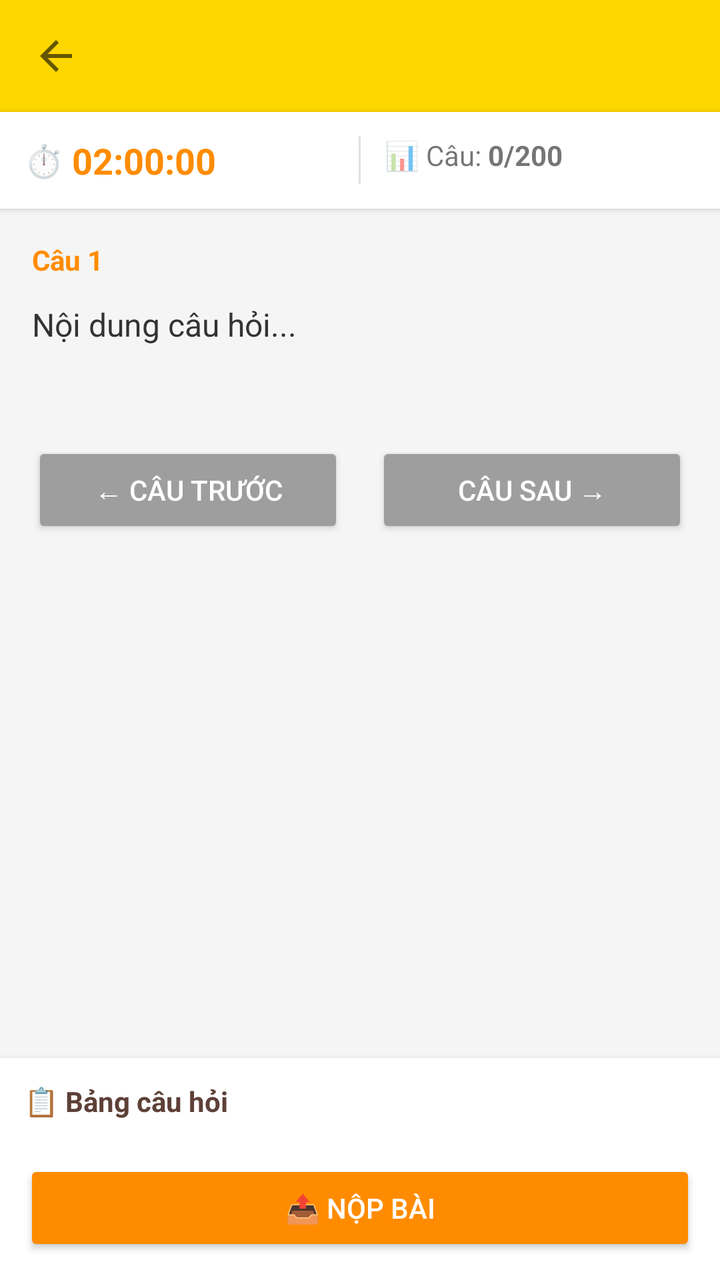
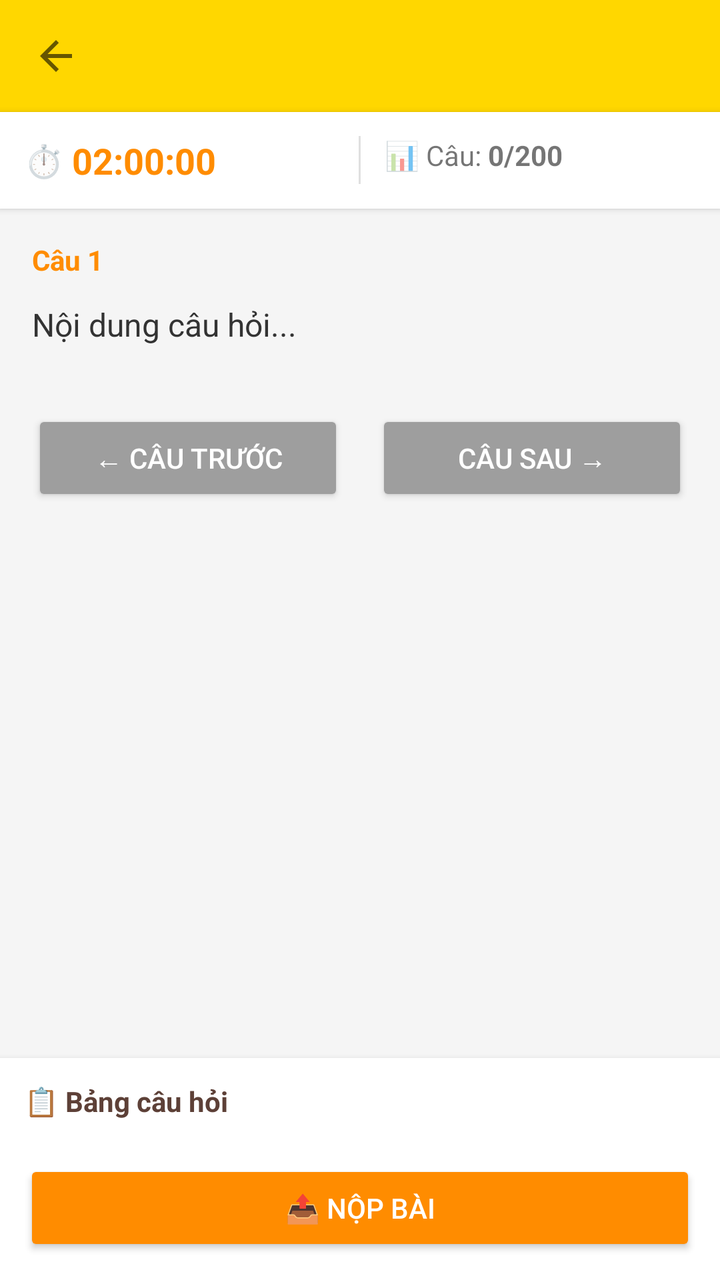

An Android layout rendered at two revisions. The XML below is the earlier revision; the diff shows what the commit changed to produce the second picture.
<!-- AndroidManifest.xml: application theme Theme.Sunflower -->
<!-- res/layout/activity_take_exam.xml -->
<?xml version="1.0" encoding="utf-8"?>
<LinearLayout xmlns:android="http://schemas.android.com/apk/res/android"
    xmlns:app="http://schemas.android.com/apk/res-auto"
    android:layout_width="match_parent"
    android:layout_height="match_parent"
    android:orientation="vertical"
    android:background="#F5F5F5">

    <androidx.appcompat.widget.Toolbar
        android:id="@+id/toolbar"
        android:layout_width="match_parent"
        android:layout_height="?attr/actionBarSize"
        android:background="@color/sunflower_yellow"
        app:titleTextColor="@android:color/white"
        app:navigationIcon="?attr/homeAsUpIndicator" />

    
    <LinearLayout
        android:layout_width="match_parent"
        android:layout_height="wrap_content"
        android:orientation="horizontal"
        android:padding="12dp"
        android:background="#FFFFFF"
        android:elevation="2dp">

        <LinearLayout
            android:layout_width="0dp"
            android:layout_height="wrap_content"
            android:layout_weight="1"
            android:orientation="horizontal"
            android:gravity="center_vertical">

            <TextView
                android:layout_width="wrap_content"
                android:layout_height="wrap_content"
                android:text="⏱️ "
                android:textSize="16sp" />

            <TextView
                android:id="@+id/tvTimer"
                android:layout_width="wrap_content"
                android:layout_height="wrap_content"
                android:text="02:00:00"
                android:textSize="18sp"
                android:textStyle="bold"
                android:textColor="@color/sunflower_orange" />

        </LinearLayout>

        <View
            android:layout_width="1dp"
            android:layout_height="24dp"
            android:background="#E0E0E0" />

        <LinearLayout
            android:layout_width="0dp"
            android:layout_height="wrap_content"
            android:layout_weight="1"
            android:orientation="horizontal"
            android:gravity="center_vertical"
            android:paddingStart="12dp">

            <TextView
                android:layout_width="wrap_content"
                android:layout_height="wrap_content"
                android:text="📊 Câu: "
                android:textSize="14sp" />

            <TextView
                android:id="@+id/tvQuestionCount"
                android:layout_width="wrap_content"
                android:layout_height="wrap_content"
                android:text="0/200"
                android:textSize="14sp"
                android:textStyle="bold" />

        </LinearLayout>

    </LinearLayout>

    
    <ScrollView
        android:id="@+id/scrollView"
        android:layout_width="match_parent"
        android:layout_height="0dp"
        android:layout_weight="1"
        android:padding="16dp">

        <LinearLayout
            android:layout_width="match_parent"
            android:layout_height="wrap_content"
            android:orientation="vertical">

            <TextView
                android:id="@+id/tvQuestionNumber"
                android:layout_width="wrap_content"
                android:layout_height="wrap_content"
                android:text="Câu 1"
                android:textSize="14sp"
                android:textColor="@color/sunflower_orange"
                android:textStyle="bold"
                android:layout_marginBottom="12dp" />

            <TextView
                android:id="@+id/tvQuestionContent"
                android:layout_width="match_parent"
                android:layout_height="wrap_content"
                android:text="Nội dung câu hỏi..."
                android:textSize="16sp"
                android:textColor="#333333"
                android:lineSpacingExtra="4dp"
                android:layout_marginBottom="24dp" />

            <LinearLayout
                android:id="@+id/llAnswers"
                android:layout_width="match_parent"
                android:layout_height="wrap_content"
                android:orientation="vertical" />

            <LinearLayout
                android:layout_width="match_parent"
                android:layout_height="wrap_content"
                android:orientation="horizontal"
                android:layout_marginTop="24dp">

                <Button
                    android:id="@+id/btnPrev"
                    android:layout_width="0dp"
                    android:layout_height="48dp"
                    android:layout_weight="1"
                    android:text="← Câu trước"
                    android:backgroundTint="#9E9E9E"
                    android:textColor="@android:color/white"
                    android:layout_marginEnd="8dp" />

                <Button
                    android:id="@+id/btnNext"
                    android:layout_width="0dp"
                    android:layout_height="48dp"
                    android:layout_weight="1"
                    android:text="Câu sau →"
                    android:backgroundTint="#9E9E9E"
                    android:textColor="@android:color/white"
                    android:layout_marginStart="8dp" />

            </LinearLayout>

        </LinearLayout>

    </ScrollView>

    
    <LinearLayout
        android:layout_width="match_parent"
        android:layout_height="wrap_content"
        android:orientation="vertical"
        android:background="#FFFFFF"
        android:elevation="4dp"
        android:padding="12dp">

        <TextView
            android:layout_width="wrap_content"
            android:layout_height="wrap_content"
            android:text="📋 Bảng câu hỏi"
            android:textSize="14sp"
            android:textStyle="bold"
            android:textColor="#5D4037"
            android:layout_marginBottom="8dp" />

        <androidx.recyclerview.widget.RecyclerView
            android:id="@+id/rvPalette"
            android:layout_width="match_parent"
            android:layout_height="wrap_content"
            android:orientation="horizontal" />

        <Button
            android:id="@+id/btnSubmit"
            android:layout_width="match_parent"
            android:layout_height="48dp"
            android:text="📤 NỘP BÀI"
            android:backgroundTint="@color/sunflower_orange"
            android:textColor="@android:color/white"
            android:textSize="14sp"
            android:layout_marginTop="12dp" />

    </LinearLayout>

</LinearLayout>
<!-- resources referenced by this layout -->
<resources>
  <color name="sunflower_orange">#FF8C00</color>
  <color name="sunflower_yellow">#FFD700</color>
  <style name="Theme.Sunflower" parent="Theme.MaterialComponents.DayNight.NoActionBar">
          <item name="colorPrimary">@color/sunflower_yellow</item>
          <item name="colorPrimaryVariant">@color/sunflower_orange</item>
          <item name="colorOnPrimary">@color/white</item>
          <item name="colorSecondary">@color/sunflower_brown</item>
          <item name="colorSecondaryVariant">@color/sunflower_brown</item>
          <item name="colorOnSecondary">@color/white</item>
          <item name="android:statusBarColor">@color/sunflower_yellow</item>
      </style>
  <color name="white">#FFFFFFFF</color>
  <color name="sunflower_brown">#8B4513</color>
</resources>

<!-- the commit's change to res/layout/activity_take_exam.xml (unified diff, before → after) -->
@@ -86,6 +86,7 @@
         android:layout_weight="1"
         android:padding="16dp">
 
+        
         <LinearLayout
             android:layout_width="match_parent"
             android:layout_height="wrap_content"
@@ -109,19 +110,40 @@
                 android:textSize="16sp"
                 android:textColor="#333333"
                 android:lineSpacingExtra="4dp"
-                android:layout_marginBottom="24dp" />
-
+                android:layout_marginBottom="16dp" />
+
+            
+            <LinearLayout
+                android:id="@+id/llImageContainer"
+                android:layout_width="match_parent"
+                android:layout_height="wrap_content"
+                android:orientation="vertical"
+                android:gravity="center"
+                android:layout_marginBottom="16dp"
+                android:visibility="gone">
+
+                <ImageView
+                    android:id="@+id/ivQuestionImage"
+                    android:layout_width="match_parent"
+                    android:layout_height="wrap_content"
+                    android:adjustViewBounds="true"
+                    android:scaleType="fitCenter" />
+
+            </LinearLayout>
+
+            
             <LinearLayout
                 android:id="@+id/llAnswers"
                 android:layout_width="match_parent"
                 android:layout_height="wrap_content"
                 android:orientation="vertical" />
 
+            
             <LinearLayout
                 android:layout_width="match_parent"
                 android:layout_height="wrap_content"
                 android:orientation="horizontal"
-                android:layout_marginTop="24dp">
+                android:layout_marginTop="16dp">
 
                 <Button
                     android:id="@+id/btnPrev"
